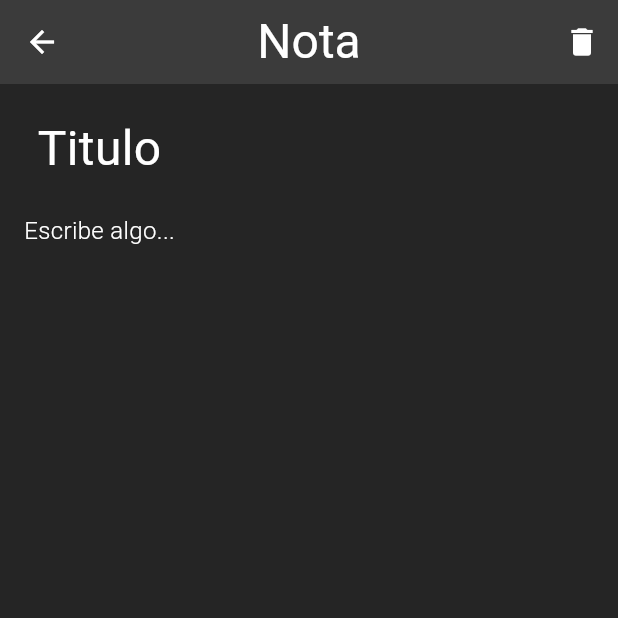
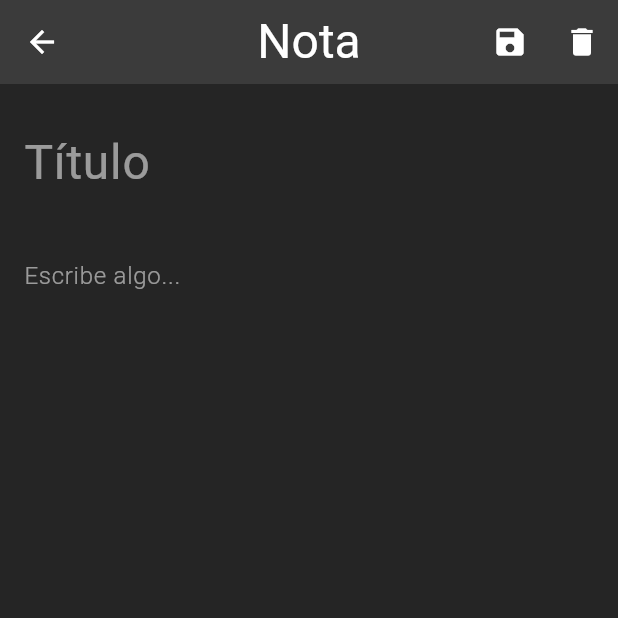
Before and after one commit to DeanHdz/Notepad, a Flutter app: the Note screen opened by its route, on a phone screen of 412 x 824 dp, the top half of it. Run offline on Flutter 3.47's test engine with Material 3 defaults, Android fonts, the phone set to English and light mode, and no system bars; our stand-ins replace awesome_dialog, fluttertoast, shared_preferences, sqflite; missing offline and left inert: group_list_view; accounts and stored records are empty.

```diff
--- a/lib/db/database_helper.dart
+++ b/lib/db/database_helper.dart
@@ -25,7 +25,7 @@ class DatabaseHelper {
 
   // Inicialización de la base de datos
   Future<Database> _initDatabase() async {
-    String path = join(await getDatabasesPath(), 'app_database.db');
+    String path = join(await getDatabasesPath(), 'noteapp_database.db');
     return await openDatabase(
       path,
       version: 1,
--- a/lib/screens/login.dart
+++ b/lib/screens/login.dart
@@ -1,7 +1,6 @@
 import 'package:flutter/material.dart';
 import 'package:awesome_dialog/awesome_dialog.dart';
 import '../services/auth_service.dart';
-import '../db/database_helper.dart';
 import 'package:shared_preferences/shared_preferences.dart';
 
 class Login extends StatefulWidget {
@@ -21,9 +20,6 @@ class _LoginState extends State<Login> {
 
   @override
   Widget build(BuildContext context) {
-    // Inicializa la base de datos cuando el widget de Login es construido
-    DatabaseHelper().database;
-
     return Scaffold(
       backgroundColor: const Color(0xFF252525),
       body: Center(
--- a/lib/screens/note.dart
+++ b/lib/screens/note.dart
@@ -1,5 +1,6 @@
 import 'package:flutter/material.dart';
 import 'package:awesome_dialog/awesome_dialog.dart';
+import 'package:fluttertoast/fluttertoast.dart';
 
 class Note extends StatefulWidget {
   const Note({super.key});
@@ -9,6 +10,9 @@ class Note extends StatefulWidget {
 }
 
 class _NoteState extends State<Note> {
+  final TextEditingController titleController = TextEditingController();
+  final TextEditingController contentController = TextEditingController();
+
   @override
   Widget build(BuildContext context) {
     return Scaffold(
@@ -16,9 +20,17 @@ class _NoteState extends State<Note> {
         backgroundColor: const Color(0xFF3B3B3B),
         iconTheme: const IconThemeData(color: Colors.white),
         centerTitle: true,
-        title: const Text('Nota',
-            style: TextStyle(color: Colors.white, fontSize: 32)),
+        title: const Text(
+          'Nota',
+          style: TextStyle(color: Colors.white, fontSize: 32),
+        ),
         actions: [
+          IconButton(
+            icon: const Icon(Icons.save),
+            onPressed: () {
+              saveNote();
+            },
+          ),
           IconButton(
             icon: const Icon(Icons.delete),
             onPressed: () {
@@ -31,22 +43,38 @@ class _NoteState extends State<Note> {
       body: Padding(
         padding: const EdgeInsets.symmetric(vertical: 20, horizontal: 16),
         child: Column(
-          mainAxisAlignment: MainAxisAlignment.start,
+          crossAxisAlignment: CrossAxisAlignment.start,
           children: <Widget>[
-            const Text(
-              'Titulo',
-              style: TextStyle(
-                  fontSize: 32,
-                  fontWeight: FontWeight.w400,
-                  color: Colors.white),
+            TextField(
+              controller: titleController,
+              style: const TextStyle(
+                fontSize: 32,
+                fontWeight: FontWeight.w400,
+                color: Colors.white,
+              ),
+              decoration: const InputDecoration(
+                hintText: 'Título',
+                hintStyle: TextStyle(color: Colors.white54),
+                border: InputBorder.none,
+              ),
             ),
-            SizedBox(height: 20),
-            const Text(
-              'Escribe algo...',
-              style: TextStyle(
+            const SizedBox(height: 20),
+            Expanded(
+              child: TextField(
+                controller: contentController,
+                style: const TextStyle(
                   fontSize: 16,
                   fontWeight: FontWeight.w300,
-                  color: Colors.white),
+                  color: Colors.white,
+                ),
+                decoration: const InputDecoration(
+                  hintText: 'Escribe algo...',
+                  hintStyle: TextStyle(color: Colors.white54),
+                  border: InputBorder.none,
+                ),
+                maxLines: null, // Permite múltiples líneas
+                keyboardType: TextInputType.multiline,
+              ),
             ),
           ],
         ),
@@ -76,7 +104,35 @@ class _NoteState extends State<Note> {
       btnOkText: 'Si',
       btnOkColor: Colors.red,
       btnCancelOnPress: () {},
-      btnOkOnPress: () {},
+      btnOkOnPress: () {
+        // Lógica para eliminar la nota
+      },
     ).show();
   }
+
+  // Guardar la nota
+  void saveNote() {
+    final String title = titleController.text;
+    final String content = contentController.text;
+
+    //FALTA: Lógica para guardar la nota. Debe verificar si anteriormente ya fue guardada o no.
+
+    // Mostrar toast de confirmación
+    Fluttertoast.showToast(
+      msg: 'Nota guardada',
+      toastLength: Toast.LENGTH_SHORT,
+      gravity: ToastGravity.BOTTOM,
+      timeInSecForIosWeb: 1,
+      backgroundColor: const Color(0xFF3B3B3B),
+      textColor: Colors.white,
+      fontSize: 16.0,
+    );
+  }
+
+  @override
+  void dispose() {
+    titleController.dispose();
+    contentController.dispose();
+    super.dispose();
+  }
 }
```
Also changed, not shown: lib/components/main_list_item.dart (+55 -20 lines), lib/screens/home.dart (+86 -28 lines).
